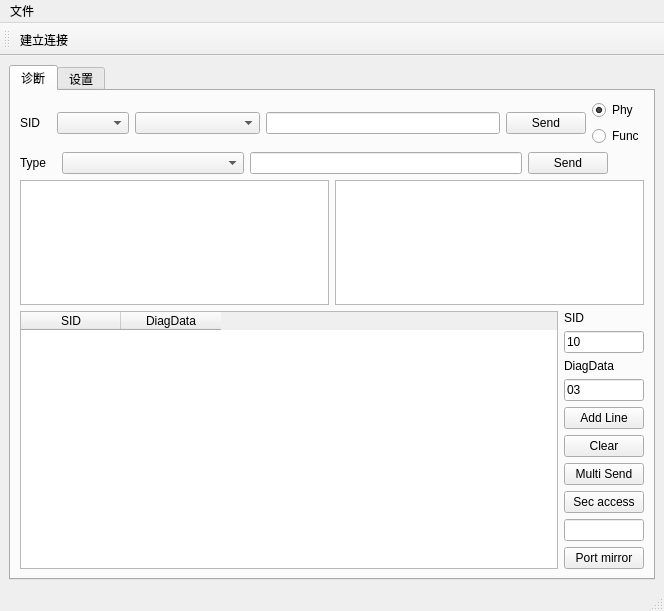
The window that src/DoIP_New_Arch/views/Doip_gui_view.ui (hanojiang/BlogCP) describes before a commit, drawn with Qt 5.
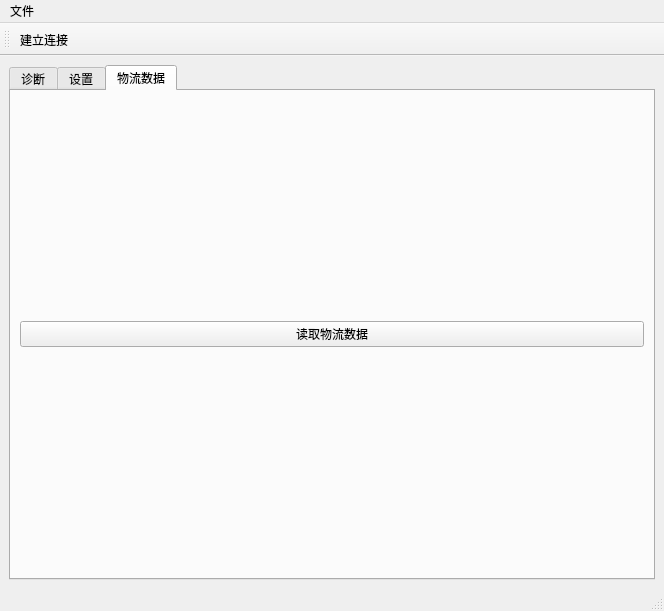
The same window after the commit. The open tabs and pages were chosen to show the change. Icons and pictures are not drawn.

Commit message: update with logitical data read

The edit to the form file:
```diff
--- a/src/DoIP_New_Arch/views/Doip_gui_view.ui
+++ b/src/DoIP_New_Arch/views/Doip_gui_view.ui
@@ -372,6 +372,27 @@
         </item>
        </layout>
       </widget>
+      <widget class="QWidget" name="logiticDataTab">
+       <attribute name="title">
+        <string>物流数据</string>
+       </attribute>
+       <layout class="QVBoxLayout" name="verticalLayout_8">
+        <item>
+         <layout class="QFormLayout" name="formLayout"/>
+        </item>
+        <item>
+         <layout class="QHBoxLayout" name="horizontalLayout_11">
+          <item>
+           <widget class="QPushButton" name="logiticDataReadPushButton">
+            <property name="text">
+             <string>读取物流数据</string>
+            </property>
+           </widget>
+          </item>
+         </layout>
+        </item>
+       </layout>
+      </widget>
      </widget>
     </item>
    </layout>
```
Left out of the diff: 6 changed lines with no effect on the pictures. The commit also changes 7 other files.
